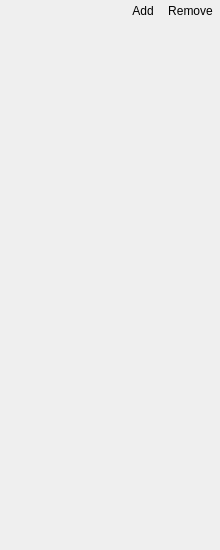
Old version of the form src/qt-widgets/VisualLayersWidgetUi.ui in the repository GPlates/GPlates.
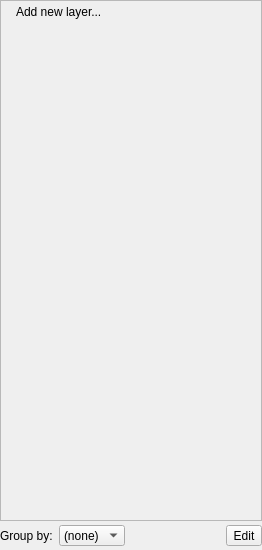
New version of the form. Icons and pictures are not drawn.

What changed in the file:
```diff
--- a/src/qt-widgets/VisualLayersWidgetUi.ui
+++ b/src/qt-widgets/VisualLayersWidgetUi.ui
@@ -6,7 +6,7 @@
    <rect>
     <x>0</x>
     <y>0</y>
-    <width>220</width>
+    <width>262</width>
     <height>550</height>
    </rect>
   </property>
@@ -14,12 +14,33 @@
    <string>Layers</string>
   </property>
   <layout class="QVBoxLayout" name="verticalLayout">
-   <property name="margin">
+   <property name="spacing">
+    <number>4</number>
+   </property>
+   <property name="leftMargin">
     <number>0</number>
    </property>
+   <property name="topMargin">
+    <number>0</number>
+   </property>
+   <property name="rightMargin">
+    <number>0</number>
+   </property>
+   <property name="bottomMargin">
+    <number>4</number>
+   </property>
    <item>
-    <widget class="QWidget" name="add_remove_widget" native="true">
-     <layout class="QHBoxLayout" name="horizontalLayout">
+    <widget class="QFrame" name="layers_list_frame">
+     <property name="sizePolicy">
+      <sizepolicy hsizetype="Preferred" vsizetype="Expanding">
+       <horstretch>0</horstretch>
+       <verstretch>0</verstretch>
+      </sizepolicy>
+     </property>
+     <property name="frameShape">
+      <enum>QFrame::StyledPanel</enum>
+     </property>
+     <layout class="QVBoxLayout" name="verticalLayout_2">
       <property name="spacing">
        <number>0</number>
       </property>
@@ -27,6 +48,105 @@
        <number>0</number>
       </property>
       <item>
+       <widget class="QFrame" name="add_new_layer_frame">
+        <property name="sizePolicy">
+         <sizepolicy hsizetype="Preferred" vsizetype="Minimum">
+          <horstretch>0</horstretch>
+          <verstretch>0</verstretch>
+         </sizepolicy>
+        </property>
+        <property name="cursor">
+         <cursorShape>PointingHandCursor</cursorShape>
+        </property>
+        <property name="frameShape">
+         <enum>QFrame::NoFrame</enum>
+        </property>
+        <property name="frameShadow">
+         <enum>QFrame::Plain</enum>
+        </property>
+        <layout class="QHBoxLayout" name="horizontalLayout_3">
+         <property name="spacing">
+          <number>4</number>
+         </property>
+         <property name="margin">
+          <number>4</number>
+         </property>
+         <item>
+          <widget class="QLabel" name="label_2">
+           <property name="sizePolicy">
+            <sizepolicy hsizetype="Minimum" vsizetype="Preferred">
+             <horstretch>0</horstretch>
+             <verstretch>0</verstretch>
+            </sizepolicy>
+           </property>
+           <property name="pixmap">
+            <pixmap resource="../qt-resources/qt_widgets.qrc">:/tango_list_add_16.png</pixmap>
+           </property>
+          </widget>
+         </item>
+         <item>
+          <widget class="QLabel" name="label_3">
+           <property name="sizePolicy">
+            <sizepolicy hsizetype="Expanding" vsizetype="Preferred">
+             <horstretch>0</horstretch>
+             <verstretch>0</verstretch>
+            </sizepolicy>
+           </property>
+           <property name="text">
+            <string>Add new layer...</string>
+           </property>
+          </widget>
+         </item>
+        </layout>
+       </widget>
+      </item>
+      <item>
+       <widget class="QWidget" name="layers_list_placeholder_widget" native="true">
+        <property name="sizePolicy">
+         <sizepolicy hsizetype="Preferred" vsizetype="Expanding">
+          <horstretch>0</horstretch>
+          <verstretch>0</verstretch>
+         </sizepolicy>
+        </property>
+       </widget>
+      </item>
+     </layout>
+    </widget>
+   </item>
+   <item>
+    <widget class="QWidget" name="control_widget" native="true">
+     <layout class="QHBoxLayout" name="horizontalLayout">
+      <property name="margin">
+       <number>0</number>
+      </property>
+      <item>
+       <widget class="QLabel" name="label">
+        <property name="text">
+         <string>Group by:</string>
+        </property>
+       </widget>
+      </item>
+      <item>
+       <widget class="QComboBox" name="comboBox">
+        <property name="sizePolicy">
+         <sizepolicy hsizetype="Preferred" vsizetype="Ignored">
+          <horstretch>0</horstretch>
+          <verstretch>0</verstretch>
+         </sizepolicy>
+        </property>
+        <item>
+         <property name="text">
+          <string>(none)</string>
+         </property>
+        </item>
+        <item>
+         <property name="text">
+          <string>Type</string>
+         </property>
+        </item>
+       </widget>
+      </item>
+      <item>
        <spacer name="horizontalSpacer">
         <property name="orientation">
          <enum>Qt::Horizontal</enum>
@@ -39,30 +159,10 @@
         </property>
        </spacer>
       </item>
-      <item>
-       <widget class="QToolButton" name="toolButton">
-        <property name="text">
-         <string>Add</string>
-        </property>
-        <property name="icon">
-         <iconset resource="../qt-resources/qt_widgets.qrc">
-          <normaloff>:/tango_list_add_22.png</normaloff>:/tango_list_add_22.png</iconset>
-        </property>
-        <property name="popupMode">
-         <enum>QToolButton::InstantPopup</enum>
-        </property>
-        <property name="toolButtonStyle">
-         <enum>Qt::ToolButtonTextBesideIcon</enum>
-        </property>
-        <property name="autoRaise">
-         <bool>true</bool>
-        </property>
-       </widget>
-      </item>
       <item>
        <widget class="QToolButton" name="toolButton_2">
         <property name="text">
-         <string>Remove</string>
+         <string>Edit</string>
         </property>
         <property name="icon">
          <iconset resource="../qt-resources/qt_widgets.qrc">
@@ -74,24 +174,11 @@
         <property name="toolButtonStyle">
          <enum>Qt::ToolButtonTextBesideIcon</enum>
         </property>
-        <property name="autoRaise">
-         <bool>true</bool>
-        </property>
        </widget>
       </item>
      </layout>
     </widget>
    </item>
-   <item>
-    <widget class="QWidget" name="layers_list_placeholder_widget" native="true">
-     <property name="sizePolicy">
-      <sizepolicy hsizetype="Preferred" vsizetype="Expanding">
-       <horstretch>0</horstretch>
-       <verstretch>0</verstretch>
-      </sizepolicy>
-     </property>
-    </widget>
-   </item>
   </layout>
  </widget>
  <resources>
```
Left out of the diff: 3 changed lines with no effect on the pictures.
